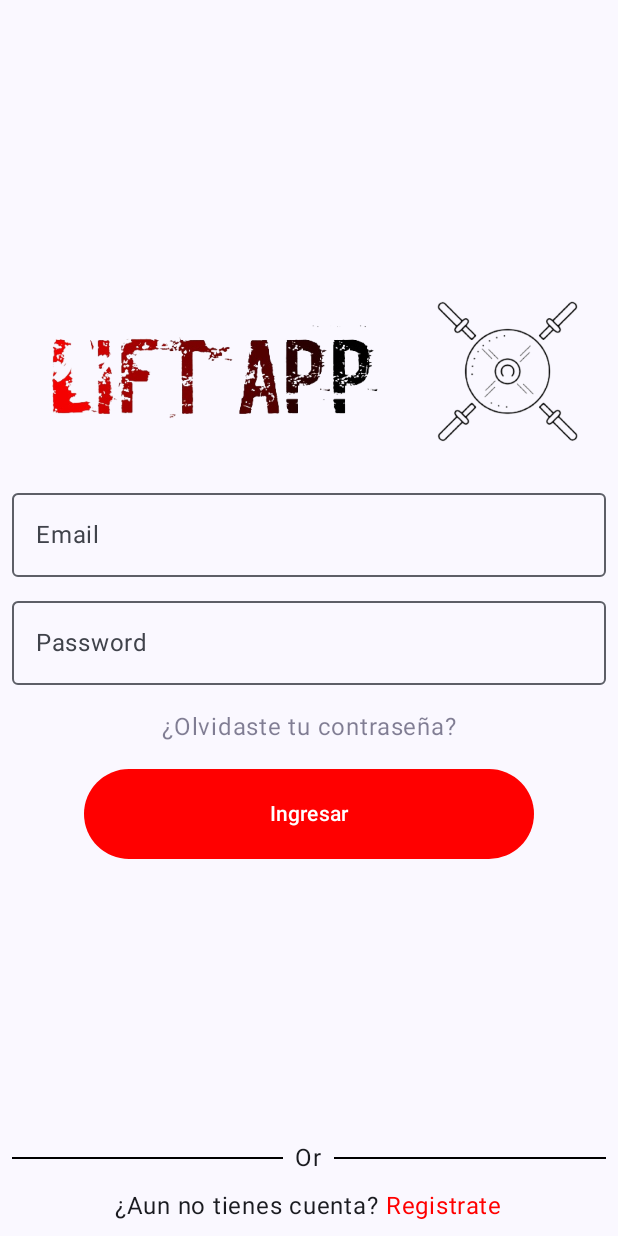
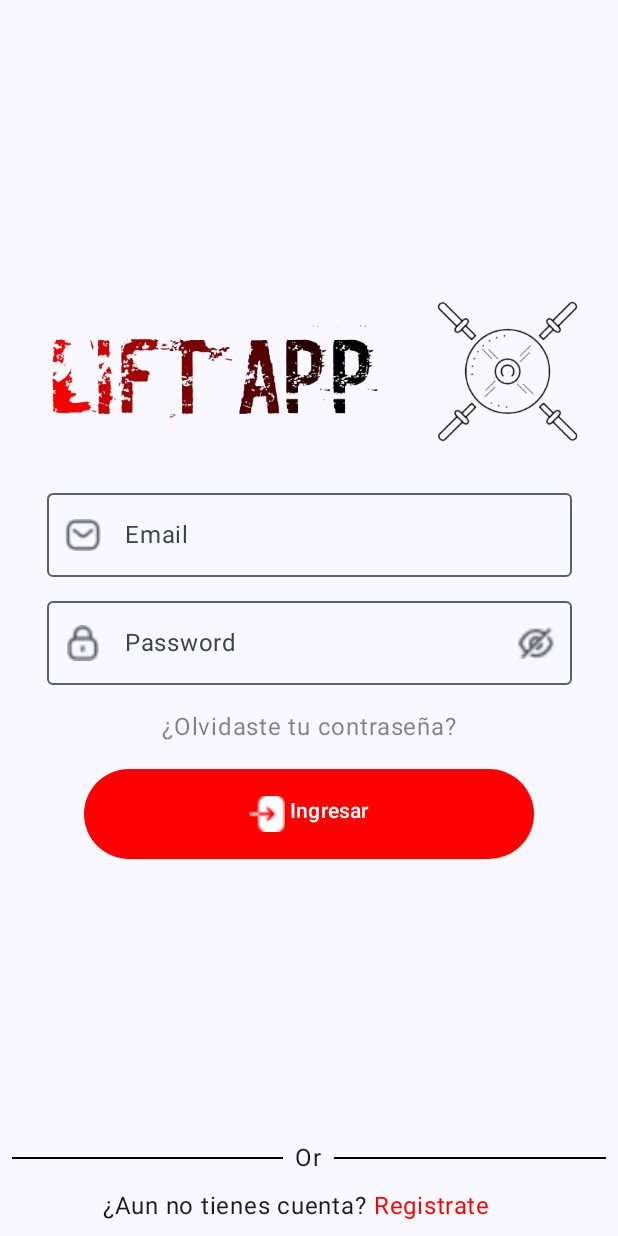
Before and after one commit to Empresa-Fly-Club-PDM/LiftApp, an Android app built with Jetpack Compose: the screen it shows after launch (MainActivity), on a phone screen of 412 x 824 dp. Run offline under Robolectric (Android 15) with nearby library versions, the phone set to English and light mode, and no system bars.

Commit message:
Add Icons to view

```diff
--- a/app/src/main/java/com/jder00138218/liftapp/ui/login/Login.kt
+++ b/app/src/main/java/com/jder00138218/liftapp/ui/login/Login.kt
@@ -2,6 +2,8 @@ package com.jder00138218.liftapp.ui.login
 
 
 import androidx.compose.foundation.Image
+import androidx.compose.foundation.background
+import androidx.compose.foundation.border
 import androidx.compose.foundation.clickable
 import androidx.compose.foundation.layout.Arrangement
 import androidx.compose.foundation.layout.Box
@@ -12,11 +14,15 @@ import androidx.compose.foundation.layout.fillMaxSize
 import androidx.compose.foundation.layout.fillMaxWidth
 import androidx.compose.foundation.layout.height
 import androidx.compose.foundation.layout.padding
+import androidx.compose.foundation.layout.size
 import androidx.compose.foundation.layout.width
+import androidx.compose.foundation.shape.RoundedCornerShape
+import androidx.compose.material3.AlertDialogDefaults.shape
 import androidx.compose.material3.Button
 import androidx.compose.material3.ButtonDefaults
 import androidx.compose.material3.Divider
 import androidx.compose.material3.ExperimentalMaterial3Api
+import androidx.compose.material3.Icon
 import androidx.compose.material3.OutlinedTextField
 import androidx.compose.material3.Text
 import androidx.compose.runtime.Composable
@@ -31,11 +37,12 @@ import com.jder00138218.liftapp.R
 
 @Preview(name = "login - view", showBackground = true)
 @Composable
-fun  LoginScreen(){
-    Box(modifier = Modifier
+fun LoginScreen() {
+    Box(
+        modifier = Modifier
             .fillMaxSize()
             .padding(8.dp)
-    ){
+    ) {
         Login(Modifier.align(Alignment.Center))
     }
 }
@@ -71,13 +78,19 @@ fun Login(modifier: Modifier) {
 
 @Composable
 fun SingIn(modifier: Modifier) {
-    Button(onClick = {}, modifier = modifier
+    Button(
+        onClick = {}, modifier = modifier
             .height(60.dp)
             .width(300.dp)
             .fillMaxWidth(), colors = ButtonDefaults.buttonColors(
             containerColor = Color.Red
-    )){
-        Text(text = "Ingresar")
+        )
+    ) {
+        Row() {
+            Icon(modifier = Modifier.size(24.dp), painter = painterResource(id = R.drawable.icon_login), contentDescription = "Icon login" )
+            Text(text = " Ingresar")
+        }
+
     }
 }
 
@@ -86,7 +99,8 @@ fun SingIn(modifier: Modifier) {
 fun Register(modifier: Modifier) {
     Row(modifier = modifier) {
         Text(text = "¿Aun no tienes cuenta?")
-        Text(text = " Registrate", color = Color.Red, modifier = Modifier.clickable {  })
+        Text(text = " Registrate", color = Color.Red, modifier = Modifier.clickable { })
+        Spacer(modifier = Modifier.padding(8.dp))
     }
 }
 
@@ -117,38 +131,67 @@ fun OrSpacer(modifier: Modifier) {
 
 
 @Composable
-fun HeaderImage(modifier: Modifier){
-    Image(painter = painterResource(id = R.drawable.logoliftapp),
+fun HeaderImage(modifier: Modifier) {
+    Image(
+        painter = painterResource(id = R.drawable.logoliftapp),
         contentDescription = "Image of lift app",
         modifier = modifier
     )
 }
 
-@Preview(name = "Email Field", showBackground = true )
+@Preview(name = "Email Field", showBackground = true)
 @OptIn(ExperimentalMaterial3Api::class)
 @Composable
-fun FieldEmail(){
+fun FieldEmail() {
     OutlinedTextField(value = "", onValueChange = {},
-        modifier = Modifier.fillMaxWidth(),
+        modifier = Modifier.width(350.dp),
         placeholder = { Text(text = "Email") },
         singleLine = true,
-        maxLines = 1
+        maxLines = 1,
+        leadingIcon = {
+            Icon(
+                modifier = Modifier.size(24.dp),
+                painter = painterResource(id = R.drawable.icon_message),
+                contentDescription = "Icon Email"
+            )
+        }
     )
 }
 
 @OptIn(ExperimentalMaterial3Api::class)
 @Composable
-fun FieldPassword(){
+fun FieldPassword() {
     OutlinedTextField(
         value = "", onValueChange = {},
-        modifier = Modifier.fillMaxWidth(),
+        modifier = Modifier.width(350.dp),
         placeholder = { Text(text = "Password") },
         singleLine = true,
-        maxLines = 1
+        maxLines = 1,
+        leadingIcon = {
+            Icon(
+                modifier = Modifier
+                    .size(24.dp)
+                    .clickable { },
+                painter = painterResource(id = R.drawable.icon_password),
+                contentDescription = "Icon Email",
+            )
+        },
+        trailingIcon = {
+            Icon(
+                modifier = Modifier.size(24.dp).clickable {  },
+                painter = painterResource(id = R.drawable.icon_hide),
+                contentDescription = "Hide Icon"
+            )
+        }
+
     )
 }
 
 @Composable
-fun ForgotPassword(modifier: Modifier){
-    Text(text = stringResource(R.string.forgot_passw), modifier.clickable {  }, color = Color(R.color.forgotPaswd))
+fun ForgotPassword(modifier: Modifier) {
+    Text(
+        text = stringResource(R.string.forgot_passw),
+        modifier.clickable { },
+        color = Color(R.color.forgotPaswd)
+    )
 }
--- a/app/src/main/res/values/colors.xml
+++ b/app/src/main/res/values/colors.xml
@@ -1,12 +1,5 @@
 <?xml version="1.0" encoding="utf-8"?>
 <resources>
-    <color name="purple_200">#FFBB86FC</color>
-    <color name="purple_500">#FF6200EE</color>
-    <color name="purple_700">#FF3700B3</color>
-    <color name="teal_200">#FF03DAC5</color>
-    <color name="teal_700">#FF018786</color>
-    <color name="black">#FF000000</color>
-    <color name="field">#C3C9C9</color>
-    <color name="white">#FFFFFFFF</color>
     <color name="forgotPaswd">#ADA4A5</color>
+    <color name="test">#EBEB00</color>
 </resources>
```
Also changed, not shown: app/src/main/res/drawable/icon_hide.png (added), app/src/main/res/drawable/icon_login.png (added), app/src/main/res/drawable/icon_message.png (added), app/src/main/res/drawable/icon_password.png (added). Lines whose indentation alone changed are shown as unchanged.
